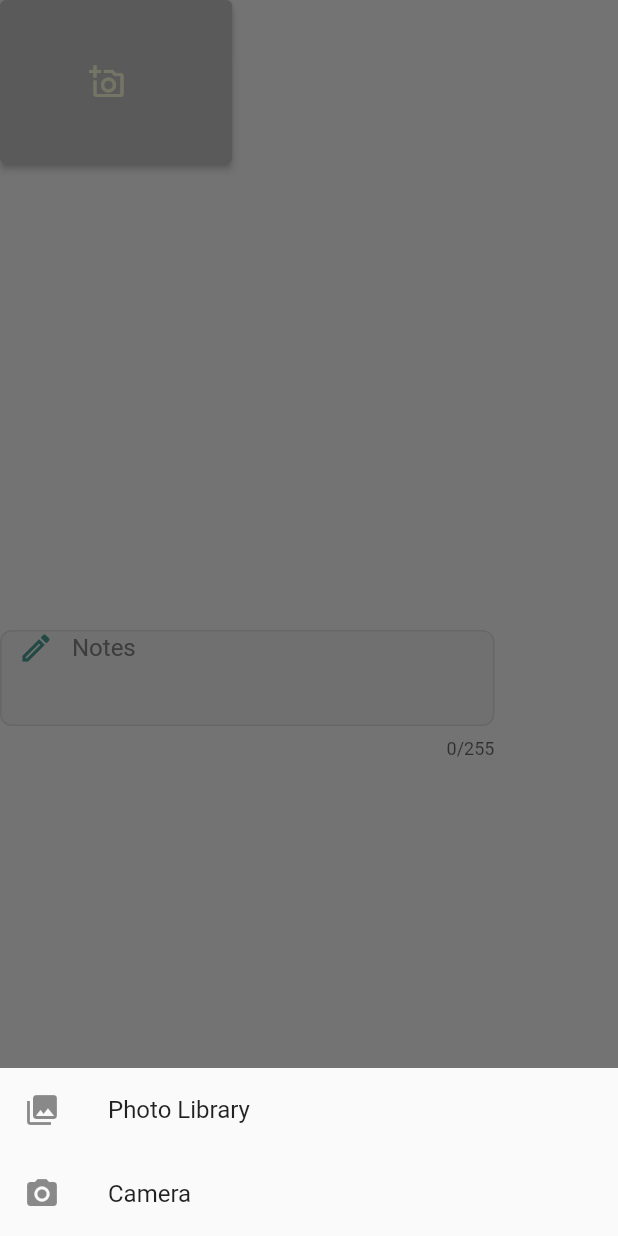
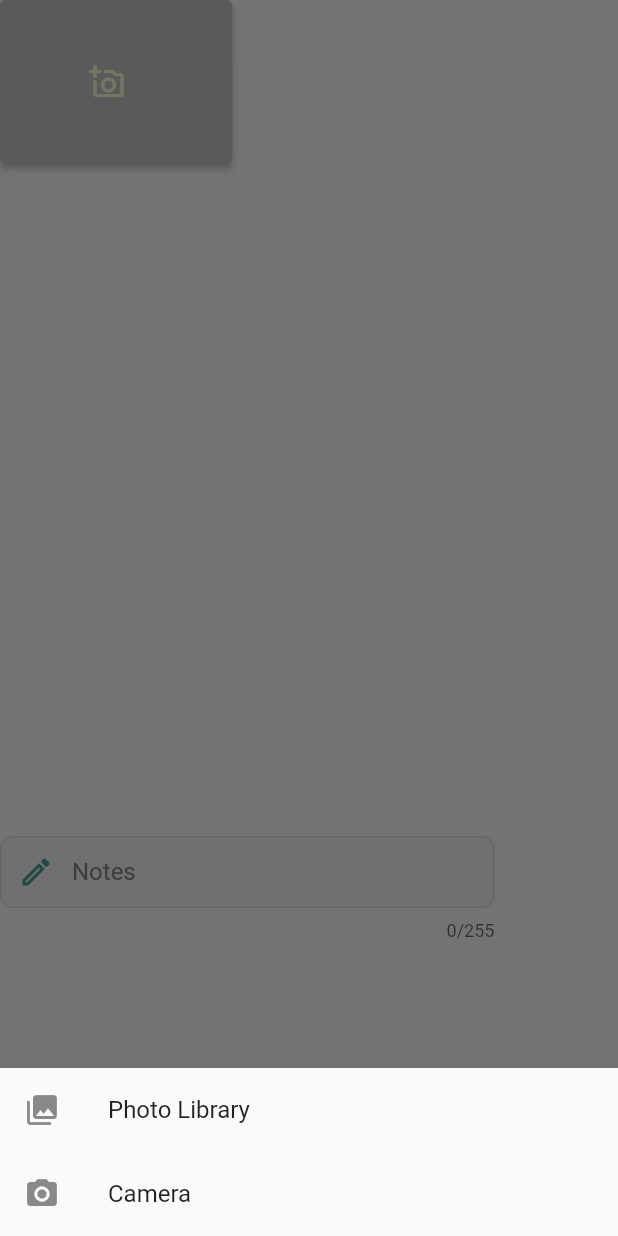
Before and after one commit to Fabs97/DIMA, a Flutter app: the SharedForm widget shown alone on an empty page, opened directly, after a tap on the "add a photo" icon, on a phone screen of 412 x 824 dp. Run offline on Flutter 3.47's test engine with Material 2 defaults, Android fonts, the phone set to English and light mode, and no system bars; our stand-ins replace confetti, email_validator, firebase_auth, firebase_core, firebase_storage, flutter_spinkit and 10 more; missing offline and left inert: device_apps, fluster, flutter_animated_dialog, flutter_facebook_auth, flutter_twitter_login, github_sign_in and 2 more; accounts and stored records are empty; network calls fail.

Commit message:
[Frontend] - Fixed shared form notes

```diff
--- a/citylife/lib/widgets/sharedForm.dart
+++ b/citylife/lib/widgets/sharedForm.dart
@@ -74,7 +74,7 @@ class _SharedFormState extends State<SharedForm> {
             child: Column(
               children: [
                 Flexible(
-                  flex: 1,
+                  flex: 2,
                   child: GridView.count(
                     crossAxisCount: 2,
                     childAspectRatio: 122.0 / 86.0,
@@ -90,17 +90,14 @@ class _SharedFormState extends State<SharedForm> {
                     child: TextFormField(
                       maxLines: null,
                       controller: _notesController,
-                      textAlignVertical: TextAlignVertical.top,
+                      textAlignVertical: TextAlignVertical.center,
                       maxLength: 255,
                       decoration: InputDecoration(
                         hintText: "Notes",
                         counterText: "${_notesController.text.length}/255",
-                        prefixIcon: Padding(
-                          padding: const EdgeInsets.only(bottom: 40.0),
-                          child: Icon(
-                            Icons.edit_outlined,
-                            color: T.primaryColor,
-                          ),
+                        prefixIcon: Icon(
+                          Icons.edit_outlined,
+                          color: T.primaryColor,
                         ),
                       ),
                       onChanged: (v) => impression.notes = v,
```
